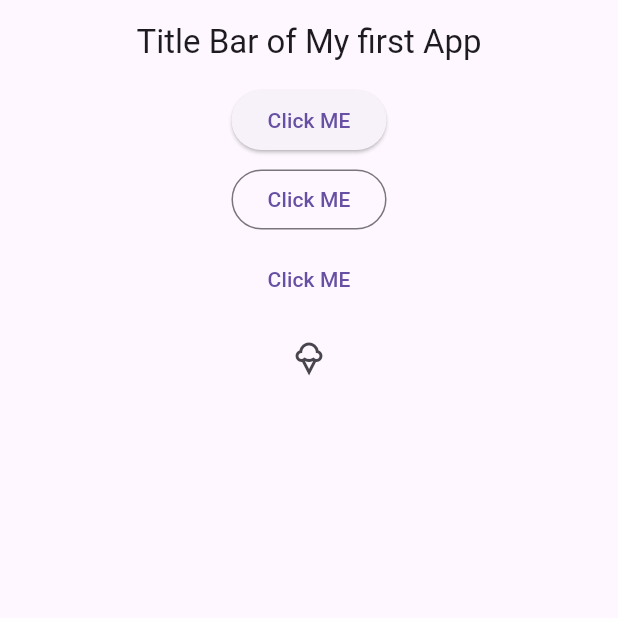
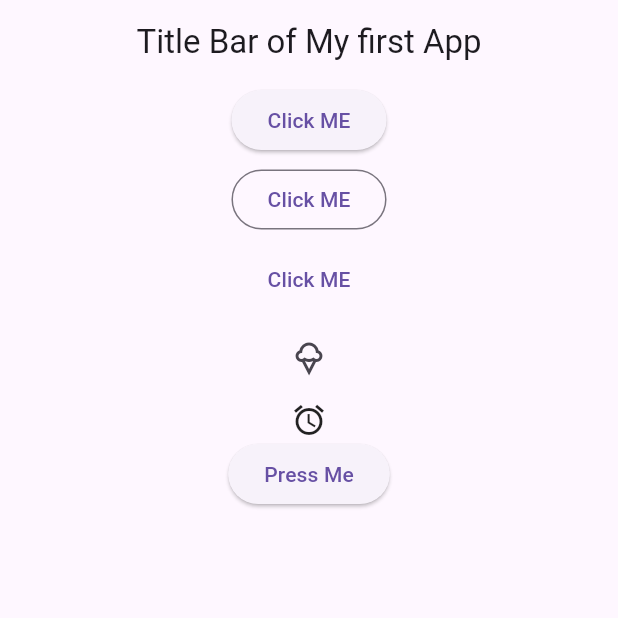
Before and after one commit to alkawsar1030/Flutter2025, a Flutter app: the screen it shows after launch, on a phone screen of 412 x 824 dp, the top half of it. Run offline on Flutter 3.47's test engine with Material 3 defaults, Android fonts, the phone set to English and light mode, and no system bars.

Commit message:
toolTrip as a class on ElevatedButton

```diff
--- a/lib/main.dart
+++ b/lib/main.dart
@@ -52,6 +52,30 @@ class Homepage extends StatelessWidget {
               },
               icon: Icon(Icons.icecream_outlined),
             ),
+            SizedBox(height: 5),
+            InkWell(
+              onDoubleTap: () {
+                showSnack(
+                  context,
+                  'Doubble Tap Pressed , this is an example of InkWell',
+                );
+              },
+              child: Icon(Icons.access_alarms),
+            ),
+            Tooltip(
+              //toolTrip as a class
+              message: 'This is a helpful tip!',
+              child: ElevatedButton(
+                onPressed: () {
+                  showSnack(
+                    context,
+                    'Here is the example of TolTrip applying on ElevatedButton',
+                  );
+                  // Button action
+                },
+                child: Text('Press Me'),
+              ),
+            ),
           ],
         ),
       ),
```
